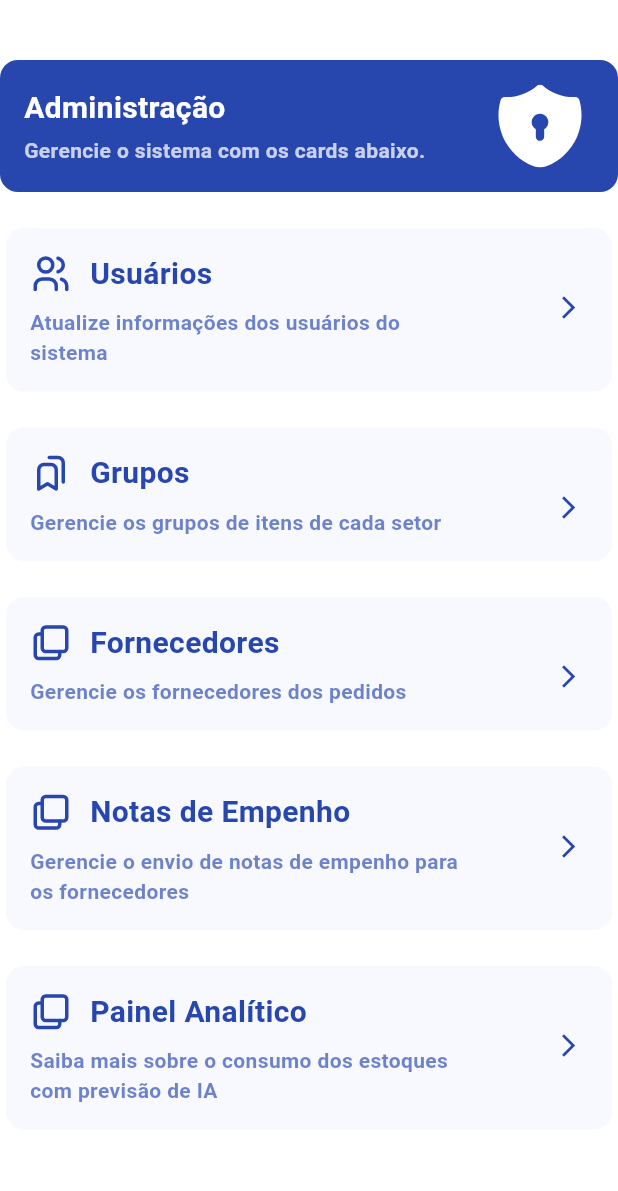
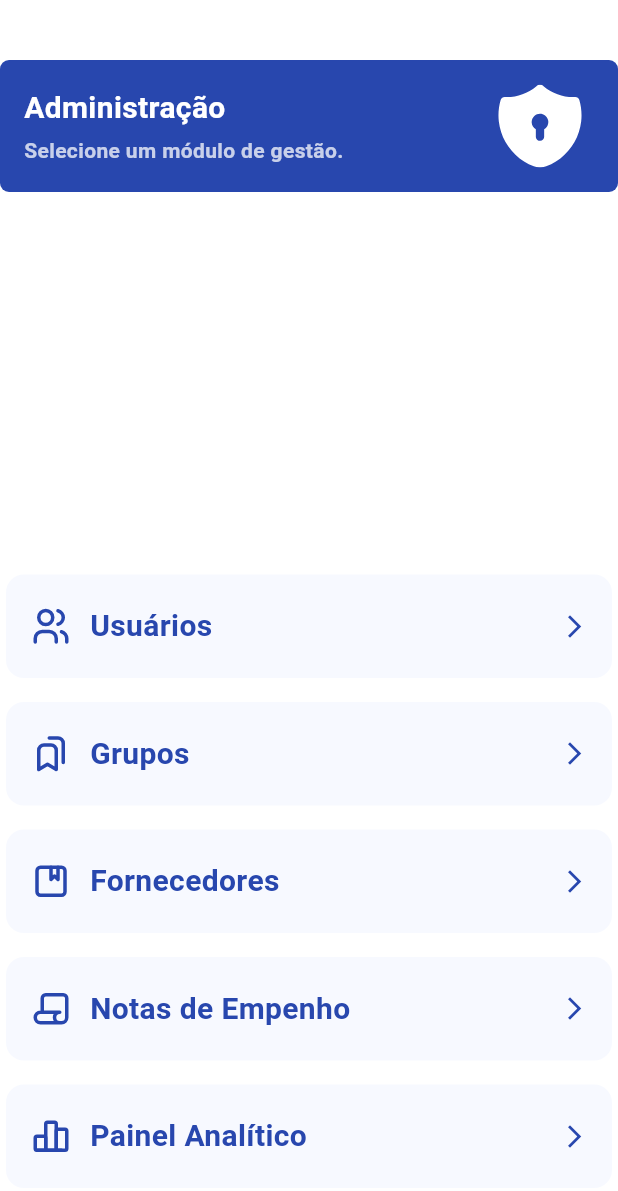
Before and after one commit to TeamHiveAPI/API-2025.02-FRONT, a Flutter app: the AdminScreen screen opened directly, on a phone screen of 412 x 824 dp. Shown: the top 1191 px of the screen. Run offline on Flutter 3.47's test engine with Material 3 defaults, Android fonts, the phone set to English and light mode, and no system bars; our stand-ins replace cached_network_image, csv, file_picker, fl_chart, flutter_dotenv, flutter_native_splash and 14 more; missing offline and left inert: file_saver, mobile_scanner, syncfusion_flutter_pdf; accounts and stored records are empty.

Commit message:
feature: #86 Polindo interface e alguns comportamentos

```diff
--- a/lib/screens/admin.dart
+++ b/lib/screens/admin.dart
@@ -12,6 +12,47 @@ class AdminScreen extends StatelessWidget {
 
   @override
   Widget build(BuildContext context) {
+    final List<Map<String, dynamic>> menuItems = [
+      {
+        'icon': "assets/icons/users.svg",
+        'name': 'Usuários',
+        'action': () => Navigator.of(context).pushNamed(AppRoutes.usuarios),
+      },
+      {
+        'icon': "assets/icons/groups.svg",
+        'name': 'Grupos',
+        'action': () => Navigator.push(
+              context,
+              MaterialPageRoute(builder: (context) => GroupsScreen()),
+            ),
+      },
+      {
+        'icon': "assets/icons/supplier.svg",
+        'name': 'Fornecedores',
+        'action': () => Navigator.push(
+              context,
+              MaterialPageRoute(builder: (context) => const FornecedorScreen()),
+            ),
+      },
+      {
+        'icon': "assets/icons/paper.svg",
+        'name': 'Notas de Empenho',
+        'action': () => Navigator.push(
+              context,
+              MaterialPageRoute(builder: (context) => const NotaEmpenhoScreen()),
+            ),
+      },
+      {
+        'icon': "assets/icons/panel.svg",
+        'name': 'Painel Analítico',
+        'action': () => Navigator.push(
+              context,
+              MaterialPageRoute(
+                  builder: (context) => const PainelAnaliticoScreen()),
+            ),
+      },
+    ];
+
     return Scaffold(
       backgroundColor: Colors.white,
       body: SafeArea(
@@ -19,79 +60,22 @@ class AdminScreen extends StatelessWidget {
           children: [
             const SizedBox(height: 40.0),
             const AdminHeaderCard(),
-
             Expanded(
-              child: SingleChildScrollView(
+              child: Container(
                 padding: const EdgeInsets.symmetric(vertical: 20.0),
                 child: Column(
+                  mainAxisAlignment: MainAxisAlignment.end,
                   children: [
-                    ManagementCard(
-                      iconPath: "assets/icons/users.svg",
-                      name: 'Usuários',
-                      description:
-                          'Atualize informações dos usuários do sistema',
-                      onPressed: () {
-                        Navigator.of(context).pushNamed(AppRoutes.usuarios);
-                      },
-                    ),
-                    const SizedBox(height: 16),
-                    ManagementCard(
-                      iconPath: "assets/icons/groups.svg",
-                      name: 'Grupos',
-                      description: 'Gerencie os grupos de itens de cada setor',
-                      onPressed: () {
-                        Navigator.push(
-                          context,
-                          MaterialPageRoute(
-                            builder: (context) => GroupsScreen(),
-                          ),
-                        );
-                      },
-                    ),
-                    const SizedBox(height: 16),
-                    ManagementCard(
-                      iconPath: "assets/icons/suppliers.svg",
-                      name: 'Fornecedores',
-                      description: 'Gerencie os fornecedores dos pedidos',
-                      onPressed: () {
-                        Navigator.push(
-                          context,
-                          MaterialPageRoute(
-                            builder: (context) => const FornecedorScreen(),
-                          ),
-                        );
-                      },
-                    ),
-                    const SizedBox(height: 16),
-                    ManagementCard(
-                      iconPath: "assets/icons/suppliers.svg",
-                      name: 'Notas de Empenho',
-                      description:
-                          'Gerencie o envio de notas de empenho para os fornecedores',
-                      onPressed: () {
-                        Navigator.push(
-                          context,
-                          MaterialPageRoute(
-                            builder: (context) => const NotaEmpenhoScreen(),
-                          ),
-                        );
-                      },
-                    ),
-                    const SizedBox(height: 16),
-                    ManagementCard(
-                      iconPath: "assets/icons/suppliers.svg",
-                      name: 'Painel Analítico',
-                      description:
-                          'Saiba mais sobre o consumo dos estoques com previsão de IA',
-                      onPressed: () {
-                        Navigator.push(
-                          context,
-                          MaterialPageRoute(
-                            builder: (context) => const PainelAnaliticoScreen(),
-                          ),
-                        );
-                      },
-                    ),
+                    ...menuItems.map((item) {
+                      return Padding(
+                        padding: const EdgeInsets.only(bottom: 8.0),
+                        child: ManagementCard(
+                          iconPath: item['icon'] as String,
+                          name: item['name'] as String,
+                          onPressed: item['action'] as VoidCallback,
+                        ),
+                      );
+                    }),
                   ],
                 ),
               ),
--- a/lib/screens/novo_item/index.dart
+++ b/lib/screens/novo_item/index.dart
@@ -7,6 +7,7 @@ import 'package:sistema_almox/screens/novo_item/lote_section.dart';
 import 'package:sistema_almox/services/group_service.dart';
 import 'package:sistema_almox/services/item_service.dart';
 import 'package:sistema_almox/services/user_service.dart';
+import 'package:sistema_almox/utils/app_events.dart';
 import 'package:sistema_almox/widgets/button.dart';
 import 'package:sistema_almox/widgets/inputs/select.dart';
 import 'package:sistema_almox/widgets/inputs/text_field.dart';
@@ -247,6 +248,8 @@ class _NewItemScreenState extends State<NewItemScreen> {
       await ItemService.instance.updateItem(itemId, itemPayload);
 
       showCustomSnackbar(context, 'Item atualizado com sucesso!');
+      AppEvents.notifyStockUpdate();
+
       if (mounted) Navigator.of(context).pop(true);
     } on PostgrestException catch (e) {
       if (e.message.contains('item_it_num_ficha_key')) {
--- a/lib/widgets/cards/admin_header.dart
+++ b/lib/widgets/cards/admin_header.dart
@@ -12,7 +12,7 @@ class AdminHeaderCard extends StatelessWidget {
       padding: const EdgeInsets.fromLTRB(16.0, 16.0, 24.0, 16.0),
       decoration: BoxDecoration(
         color: brandBlue,
-        borderRadius: BorderRadius.circular(12.0),
+        borderRadius: BorderRadius.circular(6.0),
       ),
       child: Row(
         crossAxisAlignment: CrossAxisAlignment.center,
@@ -34,7 +34,7 @@ class AdminHeaderCard extends StatelessWidget {
                 FractionallySizedBox(
                   widthFactor: 0.9,
                   child: Text(
-                    'Gerencie o sistema com os cards abaixo.',
+                    'Selecione um módulo de gestão.',
                     style: TextStyle(
                       fontSize: 14,
                       color: Colors.white.withAlpha(190),
--- a/lib/widgets/cards/management.dart
+++ b/lib/widgets/cards/management.dart
@@ -5,14 +5,12 @@ import 'package:sistema_almox/core/theme/colors.dart';
 class ManagementCard extends StatelessWidget {
   final String iconPath;
   final String name;
-  final String description;
   final VoidCallback onPressed;
 
   const ManagementCard({
     super.key,
     required this.iconPath,
     required this.name,
-    required this.description,
     required this.onPressed,
   });
 
@@ -25,15 +23,14 @@ class ManagementCard extends StatelessWidget {
       shape: RoundedRectangleBorder(borderRadius: BorderRadius.circular(12.0)),
       child: InkWell(
         onTap: onPressed,
-        child: Stack(
+        child: Padding(
+          padding: const EdgeInsets.symmetric(horizontal: 16, vertical: 20),
+          child: Row(
+            mainAxisAlignment: MainAxisAlignment.spaceBetween,
+            crossAxisAlignment: CrossAxisAlignment.center,
             children: [
-            Padding(
-              padding: const EdgeInsets.fromLTRB(16, 16, 16, 16),
-              child: Column(
-                crossAxisAlignment: CrossAxisAlignment.start,
-                mainAxisSize: MainAxisSize.min,
-                children: [
-                  Row(
+              Expanded(
+                child: Row(
                   children: [
                     SvgPicture.asset(
                       iconPath,
@@ -59,28 +56,19 @@ class ManagementCard extends StatelessWidget {
                     ),
                   ],
                 ),
-                  const SizedBox(height: 8),
-                  FractionallySizedBox(
-                    widthFactor: 0.8,
-                    child: Text(
-                      description,
-                      style: TextStyle(
-                        fontSize: 14,
-                        color: brandBlue.withAlpha(170),
-                        height: 1.4,
               ),
+
+              const Padding(
+                padding: EdgeInsets.only(left: 8.0),
+                child: Icon(
+                  Icons.arrow_forward_ios,
+                  color: brandBlue,
+                  size: 18
                 ),
               ),
             ],
           ),
         ),
-            const Positioned(
-              top: 44.0,
-              right: 20.0,
-              child: Icon(Icons.arrow_forward_ios, color: brandBlue, size: 18),
-            ),
-          ],
-        ),
       ),
     );
   }
--- a/lib/widgets/data_table/content/pedidos_list.dart
+++ b/lib/widgets/data_table/content/pedidos_list.dart
@@ -2,6 +2,7 @@ import 'package:flutter/material.dart';
 import 'package:sistema_almox/config/permissions.dart';
 import 'package:sistema_almox/core/constants/database.dart';
 import 'package:sistema_almox/core/theme/colors.dart';
+import 'package:sistema_almox/utils/app_events.dart';
 import 'package:sistema_almox/utils/table_handler_mixin.dart';
 import 'package:sistema_almox/widgets/data_table/json_table.dart';
 import 'package:sistema_almox/widgets/data_table/table_column.dart';
@@ -116,6 +117,7 @@ class _PedidosTableState extends State<PedidosTable> with TableHandler {
       if (mounted) {
         showCustomSnackbar(context, 'Pedido cancelado com sucesso!');
         onSearchQueryChanged(widget.searchQuery ?? '');
+        AppEvents.notifyStockUpdate();
       }
     } catch (e) {
       if (mounted) {
```
Also changed, not shown: lib/screens/painel_analitico/index.dart (+4 -5 lines), lib/utils/app_events.dart (added, +9 -0 lines), lib/widgets/data_table/content/recent_movimentation.dart (+24 -0 lines), assets/icons/panel.svg (added), assets/icons/paper.svg (added), assets/icons/risk.svg (added), assets/icons/supplier.svg (added), assets/icons/suppliers.svg (deleted), assets/icons/truck.svg (added), assets/icons/wand.svg (added), assets/icons/warehouse.svg (added). Lines whose indentation alone changed are shown as unchanged.
